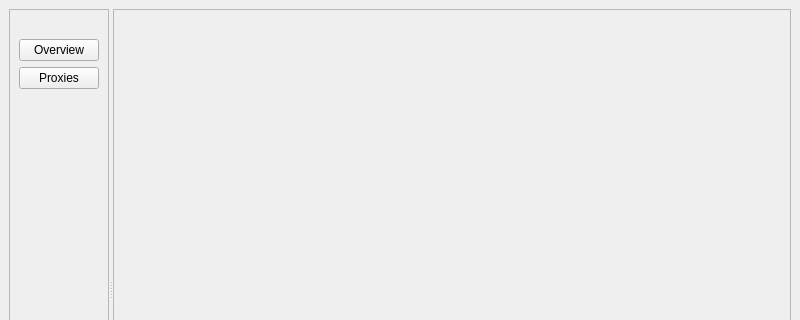
Old version of the form src/mainwindow.ui in the repository josephpei/qClash; both pictures show x 0 to 800 and y 0 to 320 of the 800 by 600 pixel window.
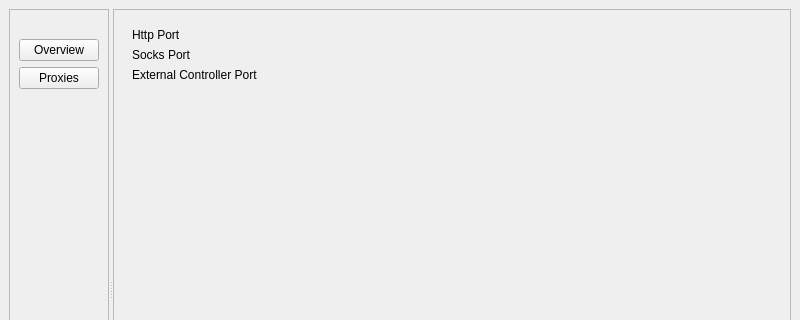
New version of the form.

Patch:
```diff
--- a/src/mainwindow.ui
+++ b/src/mainwindow.ui
@@ -89,7 +89,101 @@
        <property name="frameShadow">
         <enum>QFrame::Raised</enum>
        </property>
-       <layout class="QVBoxLayout" name="verticalLayout_3"/>
+       <layout class="QVBoxLayout" name="verticalLayout_3">
+        <item>
+         <widget class="QStackedWidget" name="stackedWidget">
+          <property name="currentIndex">
+           <number>0</number>
+          </property>
+          <widget class="QWidget" name="overview">
+           <layout class="QVBoxLayout" name="verticalLayout_4">
+            <item>
+             <layout class="QHBoxLayout" name="horizontalLayout">
+              <item>
+               <widget class="QLabel" name="httpPortTxt">
+                <property name="text">
+                 <string>Http Port</string>
+                </property>
+               </widget>
+              </item>
+              <item>
+               <widget class="QLabel" name="httpPortLabel">
+                <property name="text">
+                 <string/>
+                </property>
+               </widget>
+              </item>
+             </layout>
+            </item>
+            <item>
+             <layout class="QHBoxLayout" name="horizontalLayout_2">
+              <item>
+               <widget class="QLabel" name="socksPortLabelTxt">
+                <property name="text">
+                 <string>Socks Port</string>
+                </property>
+               </widget>
+              </item>
+              <item>
+               <widget class="QLabel" name="socksPortLabel">
+                <property name="text">
+                 <string/>
+                </property>
+               </widget>
+              </item>
+             </layout>
+            </item>
+            <item>
+             <layout class="QHBoxLayout" name="horizontalLayout_3">
+              <item>
+               <widget class="QLabel" name="exControlPortTxt">
+                <property name="text">
+                 <string>External Controller Port</string>
+                </property>
+               </widget>
+              </item>
+              <item>
+               <widget class="QLabel" name="exControlPortLabel">
+                <property name="text">
+                 <string/>
+                </property>
+               </widget>
+              </item>
+             </layout>
+            </item>
+            <item>
+             <spacer name="verticalSpacer_2">
+              <property name="orientation">
+               <enum>Qt::Vertical</enum>
+              </property>
+              <property name="sizeHint" stdset="0">
+               <size>
+                <width>20</width>
+                <height>40</height>
+               </size>
+              </property>
+             </spacer>
+            </item>
+           </layout>
+          </widget>
+          <widget class="QWidget" name="proxies">
+           <widget class="QLabel" name="label">
+            <property name="geometry">
+             <rect>
+              <x>30</x>
+              <y>10</y>
+              <width>71</width>
+              <height>18</height>
+             </rect>
+            </property>
+            <property name="text">
+             <string>Proxies List</string>
+            </property>
+           </widget>
+          </widget>
+         </widget>
+        </item>
+       </layout>
       </widget>
      </widget>
     </item>
```
Left out of the diff: 2 changed lines with no effect on the pictures.
